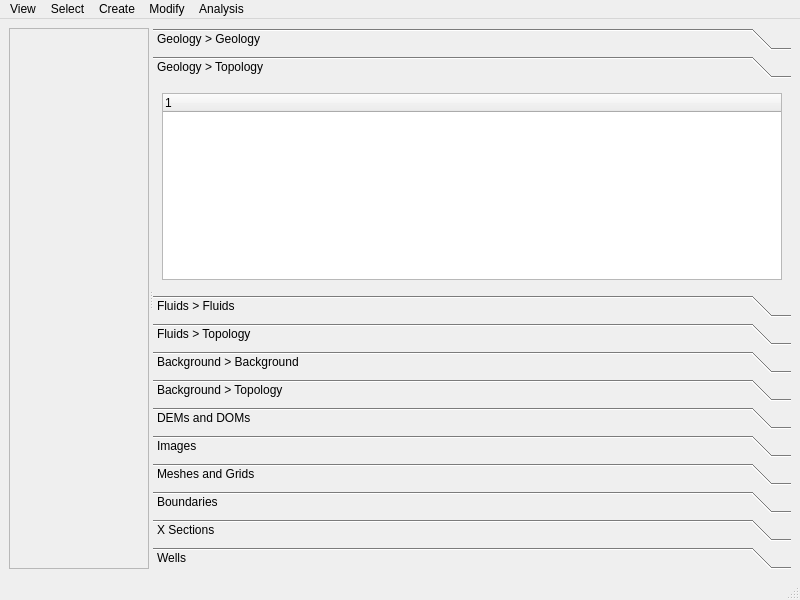
Above: gui/base_view_window.ui from gecos-lab/PZero before the change. Below: the same form after it.
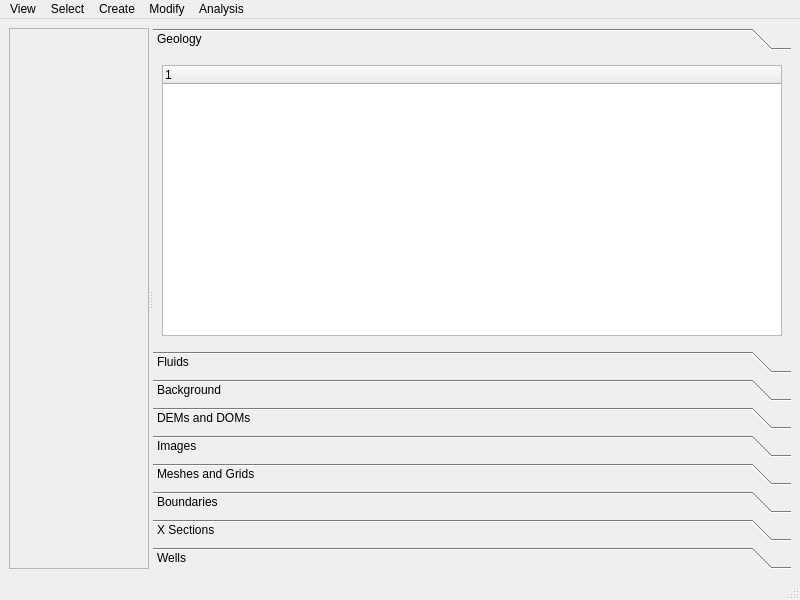
That is the form after the change. The open tabs and pages were chosen to show the change.

Commit message: #11 new tree imported

```diff
--- a/gui/base_view_window.ui
+++ b/gui/base_view_window.ui
@@ -61,11 +61,11 @@
           <x>0</x>
           <y>0</y>
           <width>626</width>
-          <height>168</height>
+          <height>258</height>
          </rect>
         </property>
         <attribute name="label">
-         <string>Geology &gt; Geology</string>
+         <string>Geology</string>
         </attribute>
         <layout class="QVBoxLayout" name="verticalLayout_2">
          <item>
@@ -79,30 +79,6 @@
          </item>
         </layout>
        </widget>
-       <widget class="QWidget" name="GeologyTopologyTreePage">
-        <property name="geometry">
-         <rect>
-          <x>0</x>
-          <y>0</y>
-          <width>98</width>
-          <height>74</height>
-         </rect>
-        </property>
-        <attribute name="label">
-         <string>Geology &gt; Topology</string>
-        </attribute>
-        <layout class="QVBoxLayout" name="verticalLayout_3">
-         <item>
-          <widget class="QTreeWidget" name="GeologyTopologyTreeWidget">
-           <column>
-            <property name="text">
-             <string notr="true">1</string>
-            </property>
-           </column>
-          </widget>
-         </item>
-        </layout>
-       </widget>
        <widget class="QWidget" name="FluidsTreePage">
         <property name="geometry">
          <rect>
@@ -113,7 +89,7 @@
          </rect>
         </property>
         <attribute name="label">
-         <string>Fluids &gt; Fluids</string>
+         <string>Fluids</string>
         </attribute>
         <layout class="QVBoxLayout" name="verticalLayout_4">
          <item>
@@ -127,30 +103,6 @@
          </item>
         </layout>
        </widget>
-       <widget class="QWidget" name="FluidsTopologyTreePage">
-        <property name="geometry">
-         <rect>
-          <x>0</x>
-          <y>0</y>
-          <width>98</width>
-          <height>74</height>
-         </rect>
-        </property>
-        <attribute name="label">
-         <string>Fluids &gt; Topology</string>
-        </attribute>
-        <layout class="QVBoxLayout" name="verticalLayout_5">
-         <item>
-          <widget class="QTreeWidget" name="FluidsTopologyTreeWidget">
-           <column>
-            <property name="text">
-             <string notr="true">1</string>
-            </property>
-           </column>
-          </widget>
-         </item>
-        </layout>
-       </widget>
        <widget class="QWidget" name="BackgroundsTreePage">
         <property name="geometry">
          <rect>
@@ -161,7 +113,7 @@
          </rect>
         </property>
         <attribute name="label">
-         <string>Background &gt; Background</string>
+         <string>Background</string>
         </attribute>
         <layout class="QVBoxLayout" name="verticalLayout_6">
          <item>
@@ -175,30 +127,6 @@
          </item>
         </layout>
        </widget>
-       <widget class="QWidget" name="BackgroundsTopologyTreePage">
-        <property name="geometry">
-         <rect>
-          <x>0</x>
-          <y>0</y>
-          <width>98</width>
-          <height>74</height>
-         </rect>
-        </property>
-        <attribute name="label">
-         <string>Background &gt; Topology</string>
-        </attribute>
-        <layout class="QVBoxLayout" name="verticalLayout_7">
-         <item>
-          <widget class="QTreeWidget" name="BackgroundsTopologyTreeWidget">
-           <column>
-            <property name="text">
-             <string notr="true">1</string>
-            </property>
-           </column>
-          </widget>
-         </item>
-        </layout>
-       </widget>
        <widget class="QWidget" name="DOMsTablePage">
         <property name="geometry">
          <rect>
```
Left out of the diff: 64 changed lines with no effect on the pictures. The commit also changes 6 other files.
